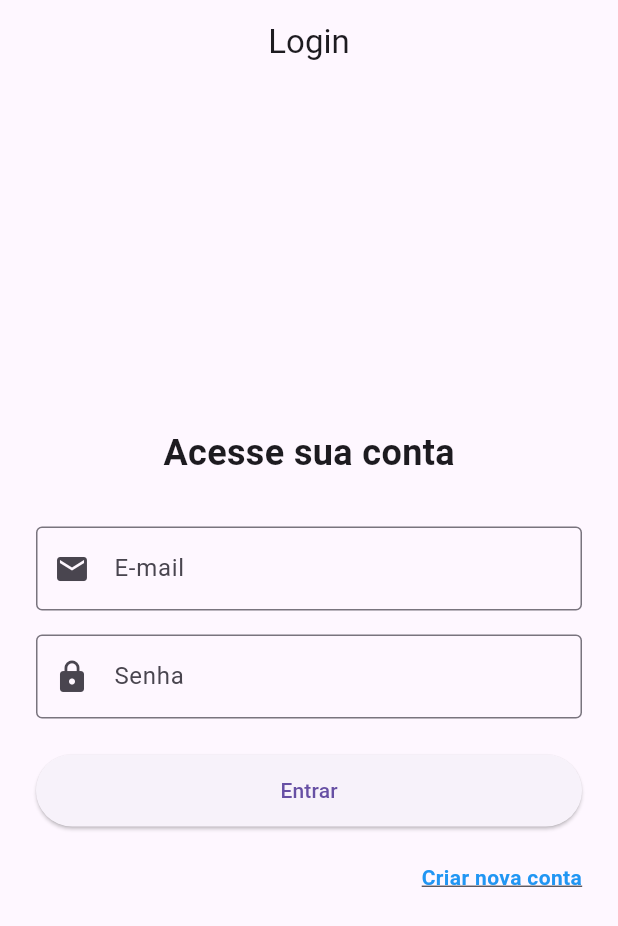
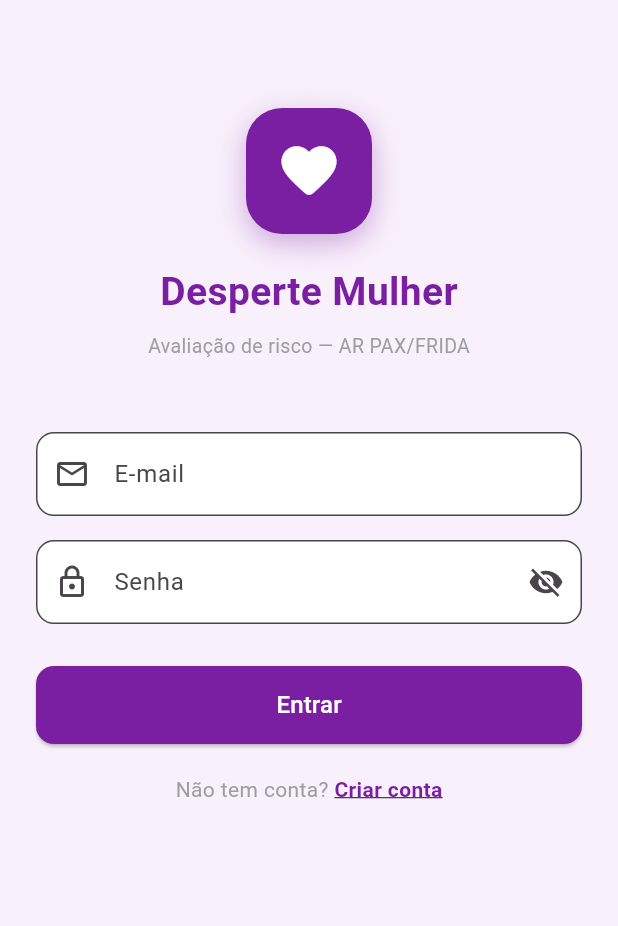
Before and after one commit to guilhermeabreeu6/desperte_mulher, a Flutter app: the screen it shows after launch, on a phone screen of 412 x 824 dp. Shown: the top 926 px of the screen. Run offline on Flutter 3.47's test engine with Material 3 defaults, Android fonts, the phone set to English and light mode, and no system bars.

Commit message:
Rename package to desperte_mulher and improve UI/UX
- Rename project from troca_contexto to desperte_mulher across all
  platform configs (Android, iOS, macOS, Linux, Windows, Web)
- Add centralized ThemeData with Desperte Mulher brand colors (#7B1FA2)
- Refactor LoginPage: StatefulWidget, Form validation, branded header
- Fix late BuildContext anti-pattern in LoginPage and ProfilePage
- Improve RegisterPage: SnackBar feedback on sign-up
- Add emergency banner (180/190) on ResultPage for Alto/Extremo risk
- Update tests to use App() and fill form fields before login
- Add HTML slide deck for presentation (slides_apresentacao.html)

Co-Authored-By: Claude Sonnet 4.6 <noreply@anthropic.com>

```diff
--- a/lib/login/login_page.dart
+++ b/lib/login/login_page.dart
@@ -1,115 +1,165 @@
 import 'package:flutter/material.dart';
-
 import '../common/app_routes.dart';
 
-class LoginPage extends StatelessWidget {
-  LoginPage({super.key});
+class LoginPage extends StatefulWidget {
+  const LoginPage({super.key});
 
-  late BuildContext pageContext;
+  @override
+  State<LoginPage> createState() => _LoginPageState();
+}
+
+class _LoginPageState extends State<LoginPage> {
+  final _formKey = GlobalKey<FormState>();
+  final _emailController = TextEditingController();
+  final _passwordController = TextEditingController();
+  bool _obscurePassword = true;
+
+  @override
+  void dispose() {
+    _emailController.dispose();
+    _passwordController.dispose();
+    super.dispose();
+  }
+
+  void _onLoginPressed() {
+    if (_formKey.currentState!.validate()) {
+      Navigator.pushNamed(context, AppRoutes.quizPage);
+    }
+  }
+
+  void _openRegistrationPage() {
+    Navigator.pushNamed(context, AppRoutes.registerPage);
+  }
 
   @override
   Widget build(BuildContext context) {
-
-    pageContext = context;
-
     return Scaffold(
-      appBar: _buildAppBar(),
-      body: _buildBody(),
-    );
-  }
-
-  AppBar _buildAppBar() {
-    return AppBar(
-      title: const Text('Login'),
-      centerTitle: true,
-    );
-  }
-
-  Widget _buildBody() {
-    return Padding(
+      body: SafeArea(
+        child: SingleChildScrollView(
           padding: const EdgeInsets.all(24),
+          child: Form(
+            key: _formKey,
             child: Column(
-        mainAxisAlignment: MainAxisAlignment.center,
+              crossAxisAlignment: CrossAxisAlignment.stretch,
               children: [
-          _buildTitle(),
-          const SizedBox(height: 32),
+                const SizedBox(height: 48),
+                _buildHeader(),
+                const SizedBox(height: 48),
                 _buildEmailField(),
                 const SizedBox(height: 16),
                 _buildPasswordField(),
-          const SizedBox(height: 24),
+                const SizedBox(height: 28),
                 _buildLoginButton(),
-          const SizedBox(height: 24),
-          _buildRegisterLink(pageContext),
+                const SizedBox(height: 20),
+                _buildRegisterLink(),
               ],
             ),
-    );
-  }
-
-  Widget _buildTitle() {
-    return const Text(
-      'Acesse sua conta',
-      style: TextStyle(
-        fontSize: 24,
-        fontWeight: FontWeight.bold,
-      ),
-    );
-  }
-
-  Widget _buildEmailField() {
-    return const TextField(
-      keyboardType: TextInputType.emailAddress,
-      decoration: InputDecoration(
-        labelText: 'E-mail',
-        border: OutlineInputBorder(),
-        prefixIcon: Icon(Icons.email),
-      ),
-    );
-  }
-
-  Widget _buildPasswordField() {
-    return const TextField(
-      obscureText: true,
-      decoration: InputDecoration(
-        labelText: 'Senha',
-        border: OutlineInputBorder(),
-        prefixIcon: Icon(Icons.lock),
-      ),
-    );
-  }
-
-  Widget _buildLoginButton() {
-    return SizedBox(
-      width: double.infinity,
-      height: 48,
-      child: ElevatedButton(
-        onPressed: _onLoginPressed,
-        child: const Text('Entrar'),
-      ),
-    );
-  }
-
-  Widget _buildRegisterLink(BuildContext context) {
-    return Align(
-      alignment: Alignment.centerRight,
-      child: GestureDetector(
-        onTap: () => _openRegistrationPage(context),
-        child: const Text(
-          'Criar nova conta',
-          style: TextStyle(
-            color: Colors.blue,
-            fontWeight: FontWeight.bold,
-            decoration: TextDecoration.underline,
           ),
         ),
       ),
     );
   }
 
-  void _openRegistrationPage(BuildContext context) {
-    Navigator.pushNamed(context, AppRoutes.registerPage);
+  Widget _buildHeader() {
+    return Column(
+      children: [
+        Container(
+          width: 84,
+          height: 84,
+          decoration: BoxDecoration(
+            color: const Color(0xFF7B1FA2),
+            borderRadius: BorderRadius.circular(24),
+            boxShadow: [
+              BoxShadow(
+                color: const Color(0xFF7B1FA2).withValues(alpha: 0.35),
+                blurRadius: 16,
+                offset: const Offset(0, 6),
+              ),
+            ],
+          ),
+          child: const Icon(Icons.favorite_rounded, color: Colors.white, size: 44),
+        ),
+        const SizedBox(height: 20),
+        const Text(
+          'Desperte Mulher',
+          style: TextStyle(
+            fontSize: 26,
+            fontWeight: FontWeight.bold,
+            color: Color(0xFF7B1FA2),
+          ),
+        ),
+        const SizedBox(height: 8),
+        const Text(
+          'Avaliação de risco — AR PAX/FRIDA',
+          style: TextStyle(fontSize: 13, color: Colors.grey),
+        ),
+      ],
+    );
   }
 
-  void _onLoginPressed() {
-    Navigator.pushNamed(pageContext, AppRoutes.quizPage);
+  Widget _buildEmailField() {
+    return TextFormField(
+      controller: _emailController,
+      keyboardType: TextInputType.emailAddress,
+      decoration: const InputDecoration(
+        labelText: 'E-mail',
+        prefixIcon: Icon(Icons.email_outlined),
+      ),
+      validator: (value) {
+        if (value == null || value.trim().isEmpty) return 'Informe seu e-mail';
+        if (!value.contains('@') || !value.contains('.')) return 'E-mail inválido';
+        return null;
+      },
+    );
+  }
+
+  Widget _buildPasswordField() {
+    return TextFormField(
+      controller: _passwordController,
+      obscureText: _obscurePassword,
+      decoration: InputDecoration(
+        labelText: 'Senha',
+        prefixIcon: const Icon(Icons.lock_outlined),
+        suffixIcon: IconButton(
+          icon: Icon(_obscurePassword ? Icons.visibility_off : Icons.visibility),
+          onPressed: () => setState(() => _obscurePassword = !_obscurePassword),
+        ),
+      ),
+      validator: (value) {
+        if (value == null || value.isEmpty) return 'Informe sua senha';
+        if (value.length < 6) return 'A senha deve ter ao menos 6 caracteres';
+        return null;
+      },
+    );
+  }
+
+  Widget _buildLoginButton() {
+    return SizedBox(
+      height: 52,
+      child: ElevatedButton(
+        onPressed: _onLoginPressed,
+        child: const Text('Entrar', style: TextStyle(fontSize: 16)),
+      ),
+    );
+  }
+
+  Widget _buildRegisterLink() {
+    return Row(
+      mainAxisAlignment: MainAxisAlignment.center,
+      children: [
+        const Text('Não tem conta? ', style: TextStyle(color: Colors.grey)),
+        GestureDetector(
+          onTap: _openRegistrationPage,
+          child: const Text(
+            'Criar conta',
+            style: TextStyle(
+              color: Color(0xFF7B1FA2),
+              fontWeight: FontWeight.bold,
+              decoration: TextDecoration.underline,
+            ),
+          ),
+        ),
+      ],
+    );
   }
 }
--- a/lib/main.dart
+++ b/lib/main.dart
@@ -1,25 +1,86 @@
 import 'package:flutter/material.dart';
-import 'package:troca_contexto/login/login_page.dart';
-import 'package:troca_contexto/profile/profile_page.dart';
-
+import 'package:desperte_mulher/login/login_page.dart';
+import 'package:desperte_mulher/profile/profile_page.dart';
 import 'Screens/quiz/quiz_page.dart';
 import 'Screens/registration/register_page.dart';
 import 'Screens/result/result_page.dart';
 import 'common/app_routes.dart';
 
 void main() {
-  runApp(createMaterialApp());
+  runApp(const App());
 }
 
-Widget createMaterialApp() {
+class App extends StatelessWidget {
+  const App({super.key});
+
+  @override
+  Widget build(BuildContext context) {
     return MaterialApp(
+      debugShowCheckedModeBanner: false,
+      title: 'Desperte Mulher',
+      theme: ThemeData(
+        useMaterial3: true,
+        colorScheme: ColorScheme.fromSeed(
+          seedColor: const Color(0xFF7B1FA2),
+          primary: const Color(0xFF7B1FA2),
+          secondary: const Color(0xFFE91E63),
+          surface: Colors.white,
+        ),
+        scaffoldBackgroundColor: const Color(0xFFF8F0FB),
+        appBarTheme: const AppBarTheme(
+          backgroundColor: Color(0xFF7B1FA2),
+          foregroundColor: Colors.white,
+          centerTitle: true,
+          elevation: 0,
+        ),
+        elevatedButtonTheme: ElevatedButtonThemeData(
+          style: ElevatedButton.styleFrom(
+            backgroundColor: const Color(0xFF7B1FA2),
+            foregroundColor: Colors.white,
+            shape: const RoundedRectangleBorder(
+              borderRadius: BorderRadius.all(Radius.circular(12)),
+            ),
+          ),
+        ),
+        outlinedButtonTheme: OutlinedButtonThemeData(
+          style: OutlinedButton.styleFrom(
+            foregroundColor: const Color(0xFF7B1FA2),
+            side: const BorderSide(color: Color(0xFF7B1FA2)),
+            shape: const RoundedRectangleBorder(
+              borderRadius: BorderRadius.all(Radius.circular(12)),
+            ),
+          ),
+        ),
+        inputDecorationTheme: const InputDecorationTheme(
+          border: OutlineInputBorder(
+            borderRadius: BorderRadius.all(Radius.circular(12)),
+          ),
+          focusedBorder: OutlineInputBorder(
+            borderRadius: BorderRadius.all(Radius.circular(12)),
+            borderSide: BorderSide(color: Color(0xFF7B1FA2), width: 2),
+          ),
+          filled: true,
+          fillColor: Colors.white,
+        ),
+        cardTheme: const CardThemeData(
+          color: Colors.white,
+          elevation: 1,
+          shape: RoundedRectangleBorder(
+            borderRadius: BorderRadius.all(Radius.circular(16)),
+          ),
+        ),
+        progressIndicatorTheme: const ProgressIndicatorThemeData(
+          color: Color(0xFF7B1FA2),
+        ),
+      ),
       initialRoute: AppRoutes.loginPage,
       routes: {
-      AppRoutes.loginPage: (_) => LoginPage(),
-      AppRoutes.profilePage: (_) => ProfilePage(),
+        AppRoutes.loginPage: (_) => const LoginPage(),
+        AppRoutes.profilePage: (_) => const ProfilePage(),
         AppRoutes.registerPage: (_) => const RegisterPage(),
         AppRoutes.quizPage: (_) => const QuizPage(),
         AppRoutes.resultPage: (_) => const ResultPage(),
       },
     );
   }
+}
--- a/pubspec.yaml
+++ b/pubspec.yaml
@@ -1,4 +1,4 @@
-name: troca_contexto
+name: desperte_mulher
 description: "A new Flutter project."
 # The following line prevents the package from being accidentally published to
 # pub.dev using `flutter pub publish`. This is preferred for private packages.
```
Also changed, not shown: lib/Screens/registration/register_page.dart (+14 -11 lines), lib/Screens/result/result_page.dart (+40 -0 lines), lib/profile/profile_page.dart (+50 -77 lines), 19 other files. Lines whose indentation alone changed are shown as unchanged.
